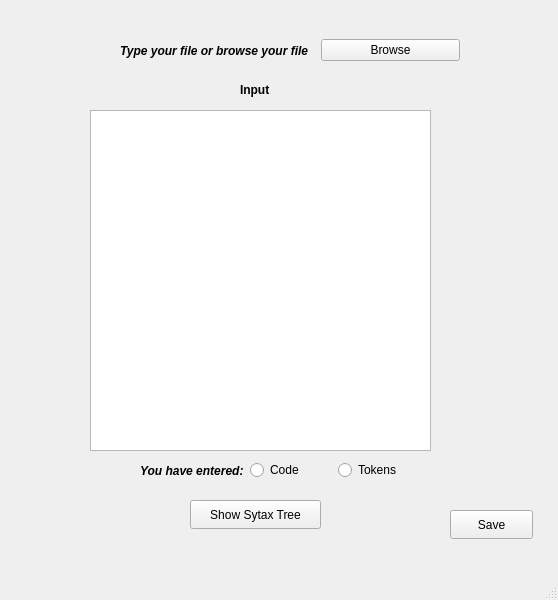
Qt form GUI/Parser_Project/inputwindow.ui (Hazem-A0/Tiny-Language-Scanner) before a commit.
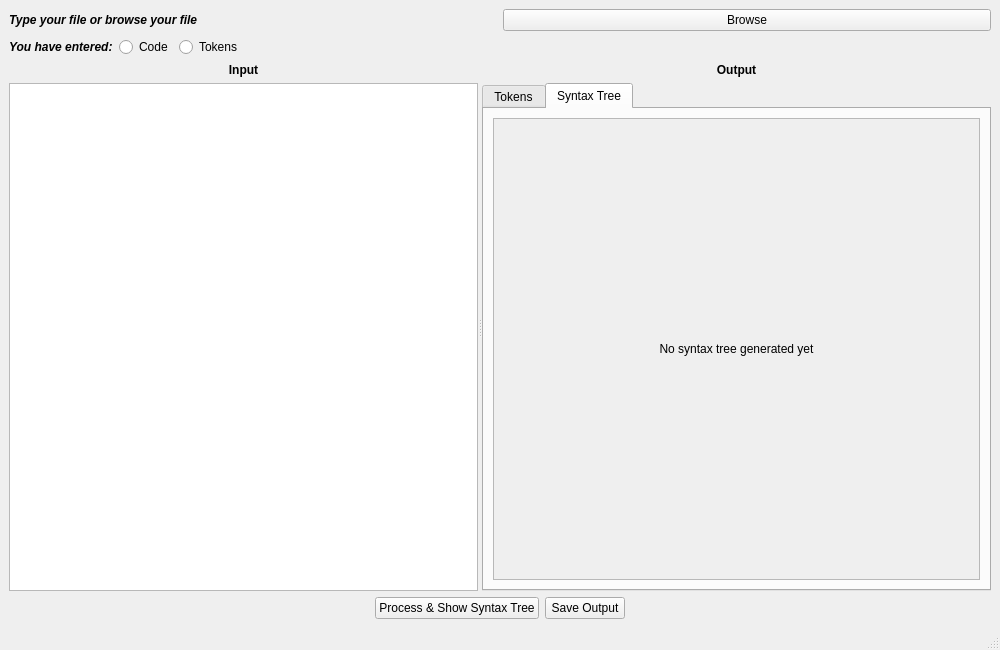
The same form after that commit. The open tabs and pages were chosen to show the change.

```diff
--- a/GUI/Parser_Project/inputwindow.ui
+++ b/GUI/Parser_Project/inputwindow.ui
@@ -6,77 +6,16 @@
    <rect>
     <x>0</x>
     <y>0</y>
-    <width>558</width>
-    <height>600</height>
+    <width>1000</width>
+    <height>650</height>
    </rect>
   </property>
   <property name="windowTitle">
    <string>InputWindow</string>
   </property>
   <widget class="QWidget" name="centralwidget">
-   <widget class="QLabel" name="label_2">
-    <property name="geometry">
-     <rect>
-      <x>240</x>
-      <y>80</y>
-      <width>41</width>
-      <height>20</height>
-     </rect>
-    </property>
-    <property name="font">
-     <font>
-      <bold>true</bold>
-     </font>
-    </property>
-    <property name="text">
-     <string>Input</string>
-    </property>
-   </widget>
-   <widget class="QPushButton" name="pushButton_2">
-    <property name="geometry">
-     <rect>
-      <x>190</x>
-      <y>500</y>
-      <width>131</width>
-      <height>29</height>
-     </rect>
-    </property>
-    <property name="text">
-     <string>Show Sytax Tree</string>
-    </property>
-   </widget>
-   <widget class="QPushButton" name="pushButton_3">
-    <property name="geometry">
-     <rect>
-      <x>450</x>
-      <y>510</y>
-      <width>83</width>
-      <height>29</height>
-     </rect>
-    </property>
-    <property name="text">
-     <string>Save</string>
-    </property>
-   </widget>
-   <widget class="QPlainTextEdit" name="inputField">
-    <property name="geometry">
-     <rect>
-      <x>90</x>
-      <y>110</y>
-      <width>341</width>
-      <height>341</height>
-     </rect>
-    </property>
-   </widget>
-   <widget class="QWidget" name="horizontalLayoutWidget">
-    <property name="geometry">
-     <rect>
-      <x>120</x>
-      <y>30</y>
-      <width>340</width>
-      <height>41</height>
-     </rect>
-    </property>
+   <layout class="QVBoxLayout" name="verticalLayout">
+    <item>
     <layout class="QHBoxLayout" name="horizontalLayout">
      <item>
       <widget class="QLabel" name="label">
@@ -99,17 +38,9 @@
       </widget>
      </item>
     </layout>
-   </widget>
-   <widget class="QWidget" name="horizontalLayoutWidget_2">
-    <property name="geometry">
-     <rect>
-      <x>140</x>
-      <y>450</y>
-      <width>279</width>
-      <height>41</height>
-     </rect>
-    </property>
-    <layout class="QHBoxLayout" name="horizontalLayout_2">
+    </item>
+    <item>
+     <layout class="QHBoxLayout" name="horizontalLayout_3">
      <item>
       <widget class="QLabel" name="label_3">
        <property name="font">
@@ -137,8 +68,174 @@
        </property>
       </widget>
      </item>
-    </layout>
-   </widget>
+      <item>
+       <spacer name="horizontalSpacer">
+        <property name="orientation">
+         <enum>Qt::Horizontal</enum>
+        </property>
+        <property name="sizeHint" stdset="0">
+         <size>
+          <width>40</width>
+          <height>20</height>
+         </size>
+        </property>
+       </spacer>
+      </item>
+     </layout>
+    </item>
+    <item>
+     <widget class="QSplitter" name="splitter">
+      <property name="orientation">
+       <enum>Qt::Horizontal</enum>
+      </property>
+      <widget class="QWidget" name="layoutWidget">
+       <layout class="QVBoxLayout" name="verticalLayout_2">
+        <item>
+         <widget class="QLabel" name="label_2">
+          <property name="font">
+           <font>
+            <bold>true</bold>
+           </font>
+          </property>
+          <property name="text">
+           <string>Input</string>
+          </property>
+          <property name="alignment">
+           <set>Qt::AlignCenter</set>
+          </property>
+         </widget>
+        </item>
+        <item>
+         <widget class="QPlainTextEdit" name="inputField"/>
+        </item>
+       </layout>
+      </widget>
+      <widget class="QWidget" name="layoutWidget1">
+       <layout class="QVBoxLayout" name="verticalLayout_3">
+        <item>
+         <widget class="QLabel" name="label_4">
+          <property name="font">
+           <font>
+            <bold>true</bold>
+           </font>
+          </property>
+          <property name="text">
+           <string>Output</string>
+          </property>
+          <property name="alignment">
+           <set>Qt::AlignCenter</set>
+          </property>
+         </widget>
+        </item>
+        <item>
+         <widget class="QTabWidget" name="tabWidget">
+          <property name="currentIndex">
+           <number>0</number>
+          </property>
+          <widget class="QWidget" name="tokensTab">
+           <attribute name="title">
+            <string>Tokens</string>
+           </attribute>
+           <layout class="QVBoxLayout" name="verticalLayout_4">
+            <item>
+             <widget class="QPlainTextEdit" name="tokensOutput">
+              <property name="readOnly">
+               <bool>true</bool>
+              </property>
+             </widget>
+            </item>
+           </layout>
+          </widget>
+          <widget class="QWidget" name="syntaxTreeTab">
+           <attribute name="title">
+            <string>Syntax Tree</string>
+           </attribute>
+           <layout class="QVBoxLayout" name="verticalLayout_5">
+            <item>
+             <widget class="QScrollArea" name="scrollArea">
+              <property name="widgetResizable">
+               <bool>true</bool>
+              </property>
+              <widget class="QWidget" name="scrollAreaWidgetContents">
+               <property name="geometry">
+                <rect>
+                 <x>0</x>
+                 <y>0</y>
+                 <width>436</width>
+                 <height>434</height>
+                </rect>
+               </property>
+               <layout class="QVBoxLayout" name="verticalLayout_6">
+                <item>
+                 <widget class="QLabel" name="imageLabel">
+                  <property name="text">
+                   <string>No syntax tree generated yet</string>
+                  </property>
+                  <property name="alignment">
+                   <set>Qt::AlignCenter</set>
+                  </property>
+                  <property name="wordWrap">
+                   <bool>true</bool>
+                  </property>
+                 </widget>
+                </item>
+               </layout>
+              </widget>
+             </widget>
+            </item>
+           </layout>
+          </widget>
+         </widget>
+        </item>
+       </layout>
+      </widget>
+     </widget>
+    </item>
+    <item>
+     <layout class="QHBoxLayout" name="horizontalLayout_2">
+      <item>
+       <spacer name="horizontalSpacer_2">
+        <property name="orientation">
+         <enum>Qt::Horizontal</enum>
+        </property>
+        <property name="sizeHint" stdset="0">
+         <size>
+          <width>40</width>
+          <height>20</height>
+         </size>
+        </property>
+       </spacer>
+      </item>
+      <item>
+       <widget class="QPushButton" name="pushButton_2">
+        <property name="text">
+         <string>Process &amp;&amp; Show Syntax Tree</string>
+        </property>
+       </widget>
+      </item>
+      <item>
+       <widget class="QPushButton" name="pushButton_3">
+        <property name="text">
+         <string>Save Output</string>
+        </property>
+       </widget>
+      </item>
+      <item>
+       <spacer name="horizontalSpacer_3">
+        <property name="orientation">
+         <enum>Qt::Horizontal</enum>
+        </property>
+        <property name="sizeHint" stdset="0">
+         <size>
+          <width>40</width>
+          <height>20</height>
+         </size>
+        </property>
+       </spacer>
+      </item>
+     </layout>
+    </item>
+   </layout>
   </widget>
   <widget class="QMenuBar" name="menubar">
    <property name="geometry">
```
Left out of the diff: 4 changed lines with no effect on the pictures. Lines whose indentation alone changed are shown as unchanged.
